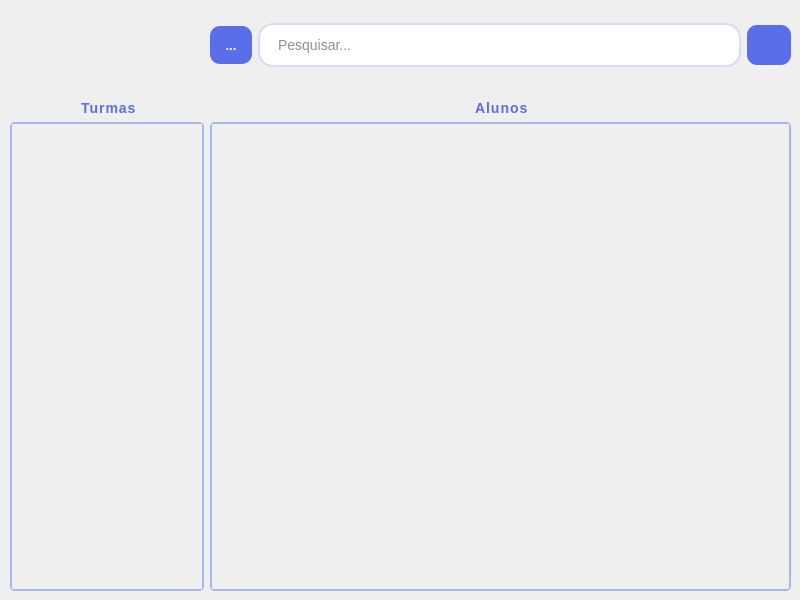
This is App/view/ui/home.ui in Senac-SOR-ADS/Gerenciamento-Escolar as Qt 5 draws it before an edit. The edited form follows.
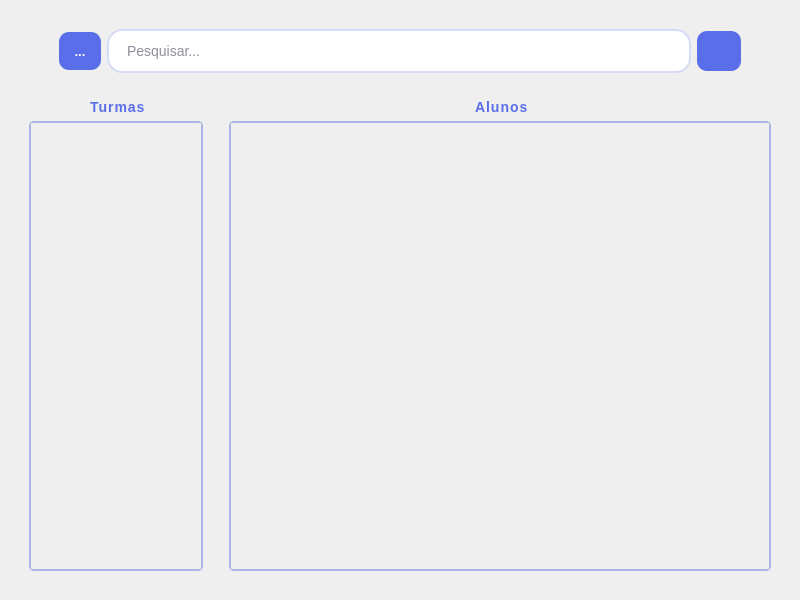
This is the edited form. Icons and pictures are not drawn.

Commit message:
feat: home stylesheet
alterações no layout da home

Diff of the .ui file:
```diff
--- a/App/view/ui/home.ui
+++ b/App/view/ui/home.ui
@@ -18,8 +18,8 @@
   </property>
   <property name="maximumSize">
    <size>
-    <width>800</width>
-    <height>600</height>
+    <width>16777215</width>
+    <height>16777215</height>
    </size>
   </property>
   <property name="windowTitle">
@@ -111,6 +111,34 @@
 	background: transparent;
 }
 
+/*background principal barra*/
+QScrollBar:horizontal {
+    background: white;
+    width: 6px;
+    margin: 10px 0 10px 0;
+	border-radius: 2px;
+ }
+
+/*background barra*/
+ QScrollBar::add-page:horizontal, QScrollBar::sub-page:horizontal {
+	 background: none;
+}
+
+/*barra de rolagem*/
+ QScrollBar::handle:horizontal {
+    background: #A8B5E8;
+    min-height: 6px;
+	border-radius: 2px;
+ }
+
+QScrollBar::add-line:horizontal, QScrollBar::sub-line:horizontal{
+	height: 0px;
+}
+ 
+QScrollBar::add-page:horizontal, QScrollBar::sub-page:horizontal{
+	background: transparent;
+}
+
 QScrollArea{
 	border-radius: 5px;
 	border: 1.5px solid #A8B5E8;
@@ -118,86 +146,21 @@
 </string>
   </property>
   <widget class="QWidget" name="centralwidget">
-   <widget class="QWidget" name="layoutWidget">
-    <property name="geometry">
-     <rect>
-      <x>10</x>
-      <y>100</y>
-      <width>781</width>
-      <height>491</height>
-     </rect>
-    </property>
-    <layout class="QHBoxLayout" name="horizontalLayout_2" stretch="1,3">
+   <layout class="QVBoxLayout" name="verticalLayout_2">
      <item>
-      <layout class="QVBoxLayout" name="verticalLayout" stretch="0,0">
-       <item alignment="Qt::AlignHCenter">
-        <widget class="QLabel" name="labelTurmas_2">
-         <property name="text">
-          <string>Turmas</string>
-         </property>
-        </widget>
-       </item>
-       <item>
-        <widget class="QScrollArea" name="scrollAreaTurma">
-         <property name="widgetResizable">
-          <bool>true</bool>
-         </property>
-         <widget class="QWidget" name="scrollAreaWidgetContents_2">
-          <property name="geometry">
-           <rect>
-            <x>0</x>
-            <y>0</y>
-            <width>187</width>
-            <height>458</height>
-           </rect>
-          </property>
-          <layout class="QVBoxLayout" name="verticalLayout_6"/>
-         </widget>
-        </widget>
-       </item>
-      </layout>
-     </item>
-     <item>
-      <layout class="QVBoxLayout" name="verticalLayout_5" stretch="0,0">
-       <item alignment="Qt::AlignHCenter">
-        <widget class="QLabel" name="labelAluno">
-         <property name="text">
-          <string>Alunos</string>
-         </property>
-        </widget>
-       </item>
-       <item>
-        <widget class="QScrollArea" name="scrollAreaAlunos">
-         <property name="widgetResizable">
-          <bool>true</bool>
-         </property>
-         <widget class="QWidget" name="scrollAreaWidgetContentAlunos">
-          <property name="geometry">
-           <rect>
-            <x>0</x>
-            <y>0</y>
-            <width>574</width>
-            <height>458</height>
-           </rect>
-          </property>
-          <layout class="QVBoxLayout" name="verticalLayout_7"/>
-         </widget>
-        </widget>
-       </item>
-      </layout>
-     </item>
-    </layout>
-   </widget>
-   <widget class="QWidget" name="layoutWidget_2">
-    <property name="geometry">
-     <rect>
-      <x>210</x>
-      <y>20</y>
-      <width>581</width>
-      <height>51</height>
-     </rect>
-    </property>
-    <layout class="QHBoxLayout" name="horizontalLayout_4" stretch="0,0,0">
+     <layout class="QHBoxLayout" name="horizontalLayout_4">
+      <property name="leftMargin">
+       <number>50</number>
+      </property>
+      <property name="topMargin">
+       <number>20</number>
+      </property>
+      <property name="rightMargin">
+       <number>50</number>
+      </property>
+      <property name="bottomMargin">
+       <number>0</number>
+      </property>
      <item>
       <widget class="QToolButton" name="btnOptions">
        <property name="text">
@@ -236,13 +199,94 @@
          <height>20</height>
         </size>
        </property>
-       <property name="shortcut">
-        <string>Return</string>
-       </property>
-      </widget>
-     </item>
-    </layout>
-   </widget>
+       </widget>
+      </item>
+     </layout>
+    </item>
+    <item>
+     <layout class="QHBoxLayout" name="horizontalLayout_2" stretch="1,3">
+      <item>
+       <layout class="QVBoxLayout" name="verticalLayout" stretch="0,0">
+        <property name="leftMargin">
+         <number>20</number>
+        </property>
+        <property name="topMargin">
+         <number>20</number>
+        </property>
+        <property name="bottomMargin">
+         <number>20</number>
+        </property>
+        <item alignment="Qt::AlignHCenter">
+         <widget class="QLabel" name="labelTurmas_2">
+          <property name="text">
+           <string>Turmas</string>
+          </property>
+         </widget>
+        </item>
+        <item>
+         <widget class="QScrollArea" name="scrollAreaTurma">
+          <property name="widgetResizable">
+           <bool>true</bool>
+          </property>
+          <widget class="QWidget" name="scrollAreaWidgetContents_2">
+           <property name="geometry">
+            <rect>
+             <x>0</x>
+             <y>0</y>
+             <width>169</width>
+             <height>437</height>
+            </rect>
+           </property>
+           <layout class="QVBoxLayout" name="verticalLayout_6"/>
+          </widget>
+         </widget>
+        </item>
+       </layout>
+      </item>
+      <item>
+       <layout class="QVBoxLayout" name="verticalLayout_5" stretch="0,0">
+        <property name="leftMargin">
+         <number>20</number>
+        </property>
+        <property name="topMargin">
+         <number>20</number>
+        </property>
+        <property name="rightMargin">
+         <number>20</number>
+        </property>
+        <property name="bottomMargin">
+         <number>20</number>
+        </property>
+        <item alignment="Qt::AlignHCenter">
+         <widget class="QLabel" name="labelAluno">
+          <property name="text">
+           <string>Alunos</string>
+          </property>
+         </widget>
+        </item>
+        <item>
+         <widget class="QScrollArea" name="scrollAreaAlunos">
+          <property name="widgetResizable">
+           <bool>true</bool>
+          </property>
+          <widget class="QWidget" name="scrollAreaWidgetContentAlunos">
+           <property name="geometry">
+            <rect>
+             <x>0</x>
+             <y>0</y>
+             <width>536</width>
+             <height>437</height>
+            </rect>
+           </property>
+           <layout class="QVBoxLayout" name="verticalLayout_7"/>
+          </widget>
+         </widget>
+        </item>
+       </layout>
+      </item>
+     </layout>
+    </item>
+   </layout>
   </widget>
  </widget>
  <resources/>
```
Left out of the diff: 6 changed lines with no effect on the pictures. Lines whose indentation alone changed are shown as unchanged. The commit also changes 3 other files.
